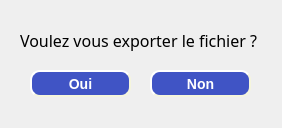
Before: the Qt Designer form Logiciel/PC/windows/ClientEIP/frm.ui in connery/epicopter, drawn with Qt 5.
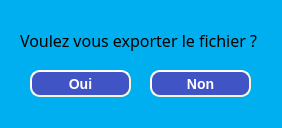
After: the same form once the commit is applied.

```diff
--- a/Logiciel/PC/windows/ClientEIP/frm.ui
+++ b/Logiciel/PC/windows/ClientEIP/frm.ui
@@ -13,6 +13,9 @@
   <property name="windowTitle">
    <string>frm</string>
   </property>
+  <property name="styleSheet">
+   <string notr="true">background-color: rgb(0, 175, 240);</string>
+  </property>
   <widget class="QLabel" name="label">
    <property name="geometry">
     <rect>
```
